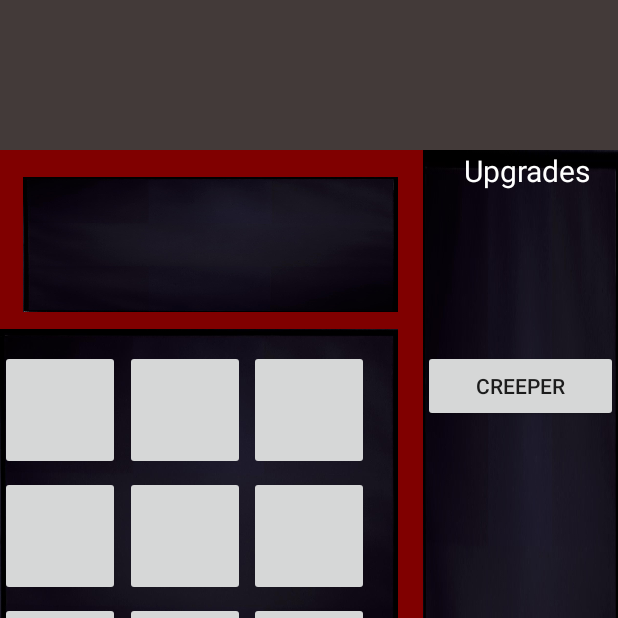
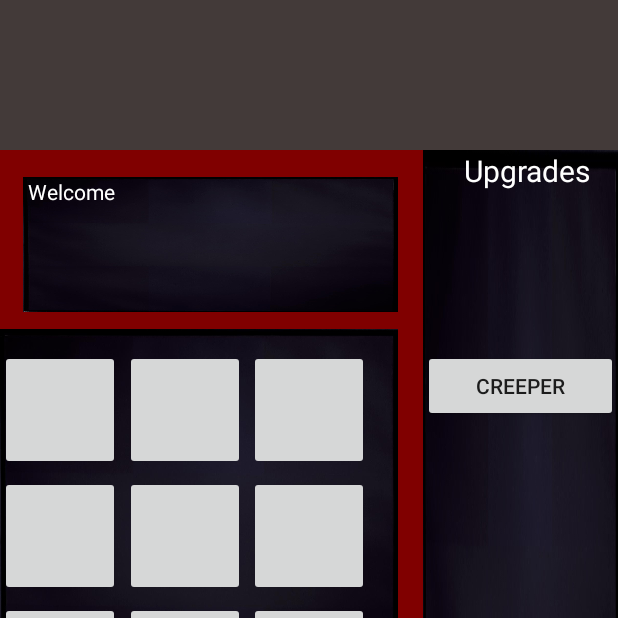
Before and after one commit to DucksCantFly/scp-clicker, an Android app: the screen it shows after launch (MainActivity), on a phone screen of 412 x 824 dp, the top half of it. Run offline under Robolectric (Android 15) with nearby library versions, the phone set to English and light mode, and no system bars.

Commit message:
added text

```diff
--- a/app/src/main/res/layout/content_main.xml
+++ b/app/src/main/res/layout/content_main.xml
@@ -238,5 +238,14 @@ Maroon Background
         android:text="@string/_0"
         android:textColor="@color/white"/>
 
+    <TextView
+        android:layout_width="250dp"
+        android:layout_height="90dp"
+        android:layout_marginStart="15dp"
+        android:layout_alignParentTop="true"
+        android:layout_marginTop="18dp"
+        android:text=" Welcome"
+        android:textColor="@color/white" />
+
 
 </RelativeLayout>
```
